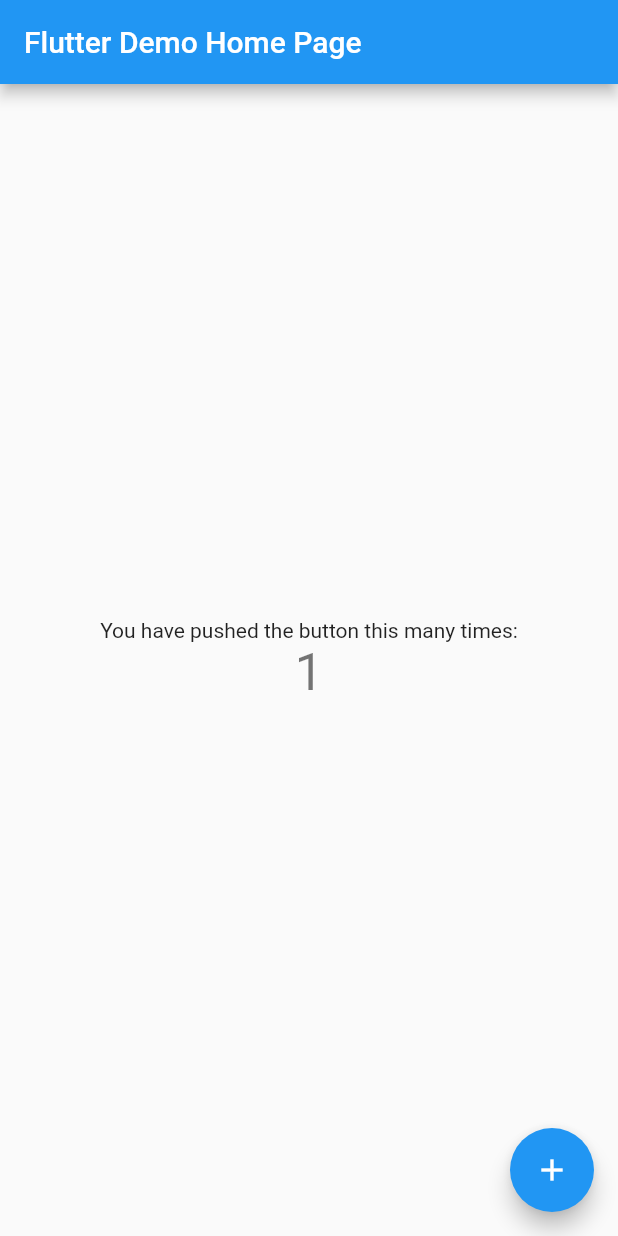
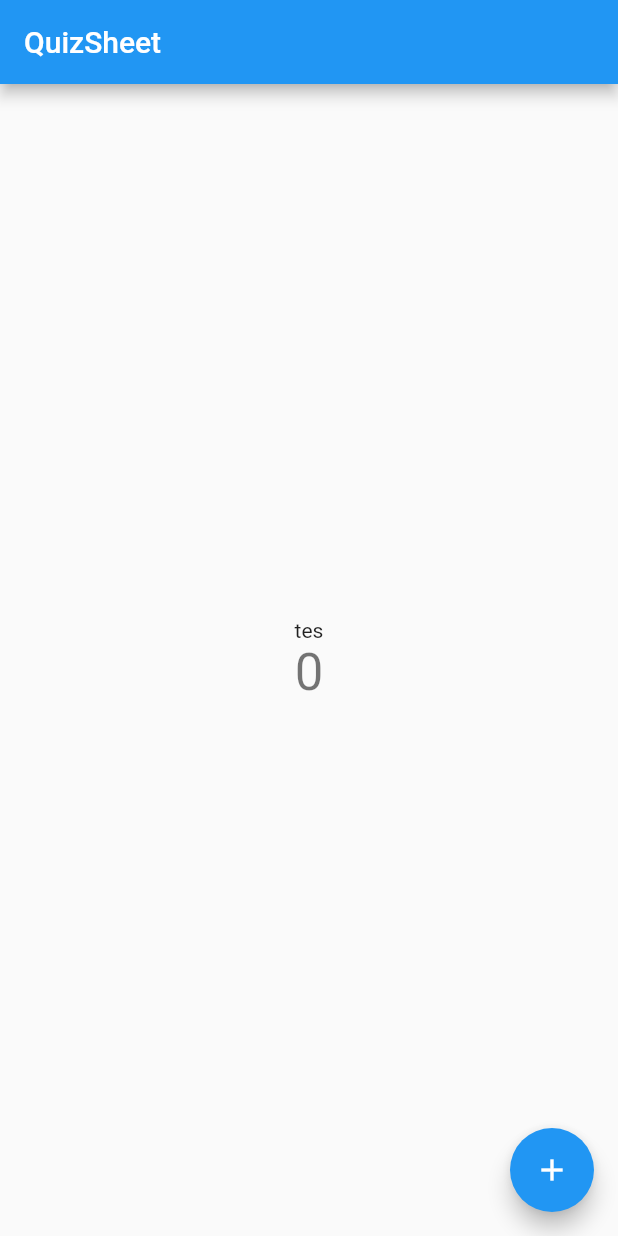
Before and after one commit to yaoshimax/quiz_sheet, a Flutter app: the screen it shows after launch, after a tap on the "add" icon, on a phone screen of 412 x 824 dp. Run offline on Flutter 3.47's test engine with Material 2 defaults, Android fonts, the phone set to English and light mode, and no system bars; missing offline and left inert: gsheets.

Commit message:
google spread sheet 表示されるまで

```diff
--- a/lib/main.dart
+++ b/lib/main.dart
@@ -1,4 +1,12 @@
 import 'package:flutter/material.dart';
+import 'package:gsheets/gsheets.dart';
+
+const _credentials = r'''
+{
+}
+''';
+
+const _spreadsheetId = '';
 
 void main() {
   runApp(const MyApp());
@@ -10,6 +18,7 @@
   // This widget is the root of your application.
   @override
   Widget build(BuildContext context) {
+    final gsheets = GSheets(_credentials);
     return MaterialApp(
       title: 'Flutter Demo',
       theme: ThemeData(
@@ -24,13 +33,13 @@
         // is not restarted.
         primarySwatch: Colors.blue,
       ),
-      home: const MyHomePage(title: 'Flutter Demo Home Page'),
+      home: MyHomePage(title: 'QuizSheet', gsheets: gsheets),
     );
   }
 }
 
 class MyHomePage extends StatefulWidget {
-  const MyHomePage({Key? key, required this.title}) : super(key: key);
+  const MyHomePage({Key? key, required this.title, required this.gsheets}) : super(key: key);
 
   // This widget is the home page of your application. It is stateful, meaning
   // that it has a State object (defined below) that contains fields that affect
@@ -42,6 +51,7 @@
   // always marked "final".
 
   final String title;
+  final GSheets gsheets;
 
   @override
   State<MyHomePage> createState() => _MyHomePageState();
@@ -49,8 +59,16 @@
 
 class _MyHomePageState extends State<MyHomePage> {
   int _counter = 0;
+  int _ind = 1;
+  String _question = "tes";
+  String _answer = "ans";
 
-  void _incrementCounter() {
+  void _incrementCounter() async {
+    var ss = await widget.gsheets.spreadsheet(_spreadsheetId);
+    var sheet = ss.worksheetByIndex(0);
+    _question = (await sheet?.values.value(column: _ind, row: 2))!;
+    _answer = (await sheet?.values.value(column: _ind, row: 3))!;
+
     setState(() {
       // This call to setState tells the Flutter framework that something has
       // changed in this State, which causes it to rerun the build method below
@@ -95,8 +113,8 @@
           // horizontal).
           mainAxisAlignment: MainAxisAlignment.center,
           children: <Widget>[
-            const Text(
-              'You have pushed the button this many times:',
+            Text(
+              _question,
             ),
             Text(
               '$_counter',
--- a/pubspec.yaml
+++ b/pubspec.yaml
@@ -34,6 +34,7 @@
   # The following adds the Cupertino Icons font to your application.
   # Use with the CupertinoIcons class for iOS style icons.
   cupertino_icons: ^1.0.2
+  gsheets: ^0.4.2
 
 dev_dependencies:
   flutter_test:
```
Also changed, not shown: pubspec.lock.
